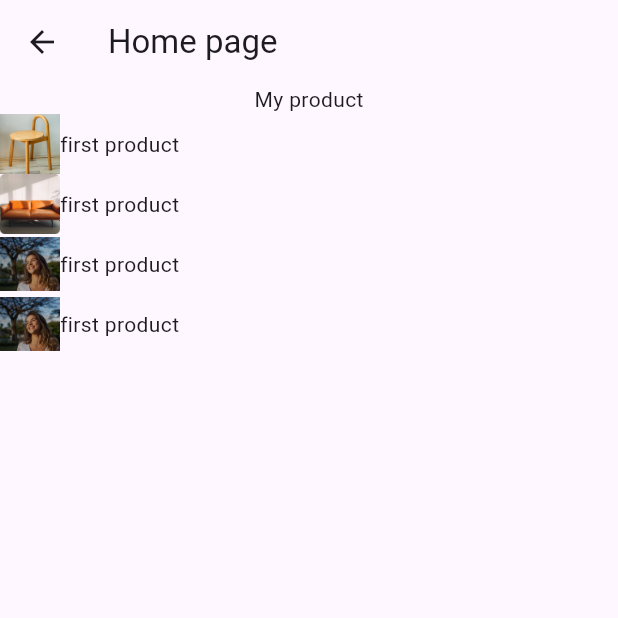
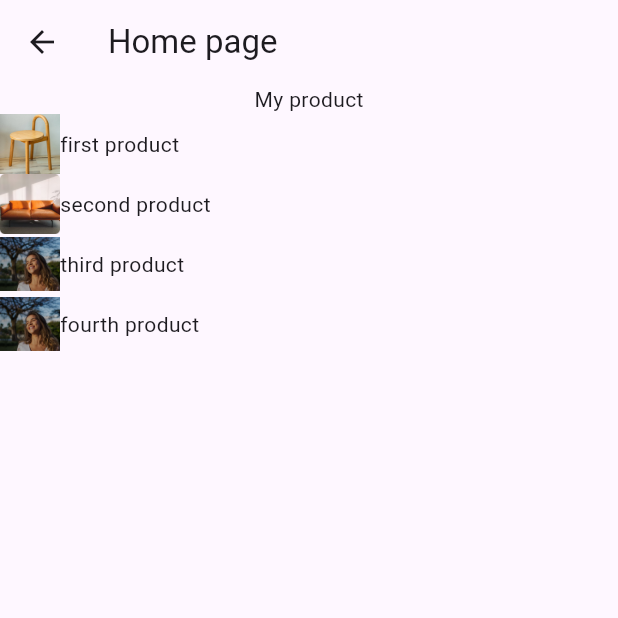
Before and after one commit to priyanshi2310/getx_structure, a Flutter app: the screen it shows after launch, on a phone screen of 412 x 824 dp, the top half of it. Run offline on Flutter 3.47's test engine with Material 3 defaults, Android fonts, the phone set to English and light mode, and no system bars; our stand-ins replace get.

Commit message:
22-01-25

```diff
--- a/lib/app/home_page/data_file/home_data.dart
+++ b/lib/app/home_page/data_file/home_data.dart
@@ -2,9 +2,33 @@ import 'package:getx_structure_demo/app/home_page/model/product_model.dart';
 
 class HomeData {
   static List<Product> productList = [
-    Product(image: null, qty: 5, title: "first product"),
-    Product(image: "assets/Media (25).png", qty: 5, title: "first product"),
-    Product(image: "assets/profile image (3).png", qty: 5, title: "first product"),
-    Product(image: "assets/profile image.png", qty: 5, title: "first product"),
+    Product(
+        image: null,
+        qty: 5,
+        title: "first product",
+        isFavourite: false,
+        detail:
+            "Lorem Ipsum is simply dummy text of the printing and typesetting industry. Lorem Ipsum has been the industry's standard dummy text ever since the 1500s, when an unknown printer took a galley of type and scrambled it to make a type specimen book. It has survived not only five centuries, but also the leap into electronic typesetting, remaining essentially unchanged. It was popularised in the 1960s with the release of Letraset sheets containing Lorem Ipsum passages, and more recently with desktop publishing software like Aldus PageMaker including versions of Lorem Ipsum."),
+    Product(
+        image: "assets/Media (25).png",
+        qty: 5,
+        title: "second product",
+        isFavourite: false,
+        detail:
+            "Lorem Ipsum is simply dummy text of the printing and typesetting industry. Lorem Ipsum has been the industry's standard dummy text ever since the 1500s, when an unknown printer took a galley of type and scrambled it to make a type specimen book. It has survived not only five centuries, but also the leap into electronic typesetting, remaining essentially unchanged. It was popularised in the 1960s with the release of Letraset sheets containing Lorem Ipsum passages, and more recently with desktop publishing software like Aldus PageMaker including versions of Lorem Ipsum."),
+    Product(
+        image: "assets/profile image (3).png",
+        qty: 5,
+        title: "third product",
+        isFavourite: false,
+        detail:
+            "Lorem Ipsum is simply dummy text of the printing and typesetting industry. Lorem Ipsum has been the industry's standard dummy text ever since the 1500s, when an unknown printer took a galley of type and scrambled it to make a type specimen book. It has survived not only five centuries, but also the leap into electronic typesetting, remaining essentially unchanged. It was popularised in the 1960s with the release of Letraset sheets containing Lorem Ipsum passages, and more recently with desktop publishing software like Aldus PageMaker including versions of Lorem Ipsum."),
+    Product(
+        image: "assets/profile image.png",
+        qty: 5,
+        title: "fourth product",
+        isFavourite: false,
+        detail:
+            "Lorem Ipsum is simply dummy text of the printing and typesetting industry. Lorem Ipsum has been the industry's standard dummy text ever since the 1500s, when an unknown printer took a galley of type and scrambled it to make a type specimen book. It has survived not only five centuries, but also the leap into electronic typesetting, remaining essentially unchanged. It was popularised in the 1960s with the release of Letraset sheets containing Lorem Ipsum passages, and more recently with desktop publishing software like Aldus PageMaker including versions of Lorem Ipsum."),
   ];
 }
--- a/lib/app/home_page/model/product_model.dart
+++ b/lib/app/home_page/model/product_model.dart
@@ -1,6 +1,8 @@
-class Product{
+class Product {
   String? image;
   String? title;
+  String? detail;
+  bool? isFavourite;
   num? qty;
-  Product({this.image,this.title,this.qty});
+  Product({this.image, this.title, this.qty, this.detail, this.isFavourite});
 }
--- a/lib/app/home_page/view/home_page.dart
+++ b/lib/app/home_page/view/home_page.dart
@@ -1,7 +1,9 @@
 import 'package:flutter/material.dart';
 import 'package:get/get.dart';
+import 'package:getx_structure_demo/app/detail_page/view/detail_page.dart';
 import 'package:getx_structure_demo/app/home_page/controller/home_controller.dart';
 import 'package:getx_structure_demo/app/home_page/model/product_model.dart';
+import 'package:getx_structure_demo/routes/app_routes.dart';
 
 class HomePage extends StatefulWidget {
   const HomePage({super.key});
@@ -25,7 +27,11 @@ class _HomePageState extends State<HomePage> {
             controller.myProduct.length,
             (index) {
               Product data = controller.myProduct[index];
-              return Container(
+              return InkWell(
+                onTap: () {
+                  // Get.to(DetailPage(product: data));
+                  Get.toNamed(AppRoutes.detailPageRoute,arguments: {"product":data});
+                },
                 child: Row(
                   children: [
                     Image.asset(
--- a/lib/main.dart
+++ b/lib/main.dart
@@ -12,6 +12,7 @@ class MyApp extends StatelessWidget {
   @override
   Widget build(BuildContext context) {
     return GetMaterialApp(
+      debugShowCheckedModeBanner: false,
       initialRoute: AppRoutes.initialRoute,
       getPages: AppRoutes.pages,
       title: 'Flutter Demo',
--- a/lib/routes/app_routes.dart
+++ b/lib/routes/app_routes.dart
@@ -1,11 +1,14 @@
 import 'package:get/route_manager.dart';
+import 'package:getx_structure_demo/app/detail_page/view/detail_page.dart';
 import 'package:getx_structure_demo/app/home_page/view/home_page.dart';
 
-class AppRoutes{
+class AppRoutes {
   static String initialRoute = "/home";
   static String homeRoute = "/home";
+  static String detailPageRoute = "/detail";
 
   static List<GetPage> pages = [
-    GetPage(name: "/home", page: () => HomePage()),
+    GetPage(name: homeRoute, page: () => HomePage()),
+    GetPage(name: detailPageRoute, page: () => DetailPage())
   ];
 }
```
Also changed, not shown: lib/app/detail_page/controller/detail_page_controller.dart (added, +20 -0 lines), lib/app/detail_page/view/detail_page.dart (added, +56 -0 lines).
